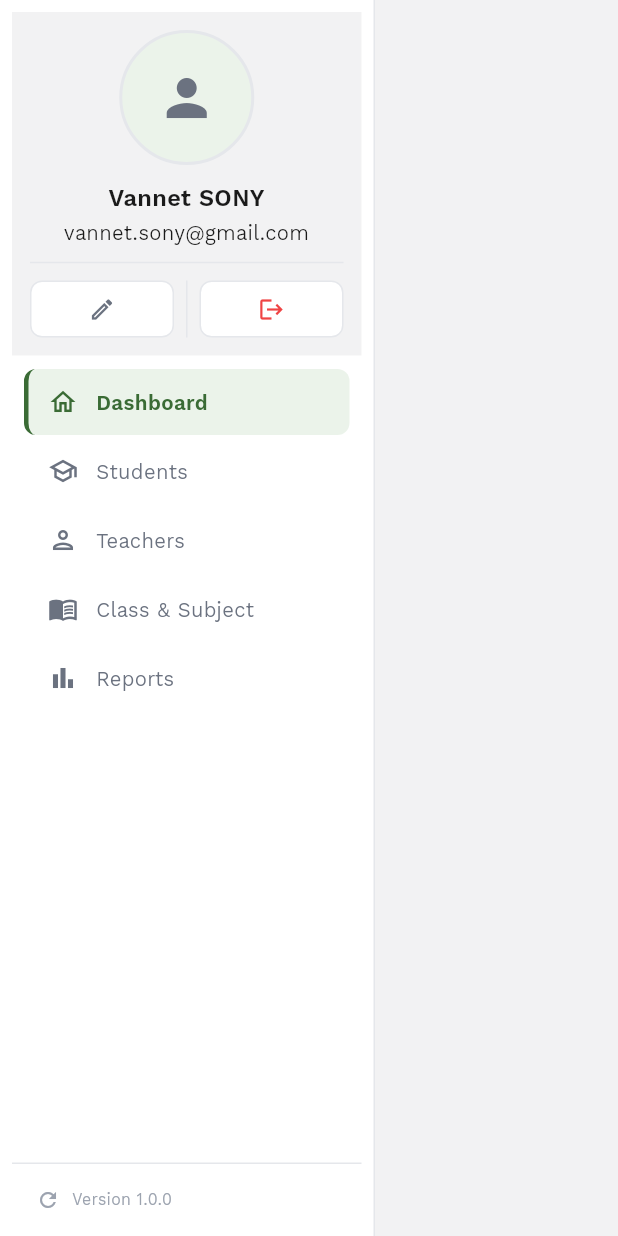
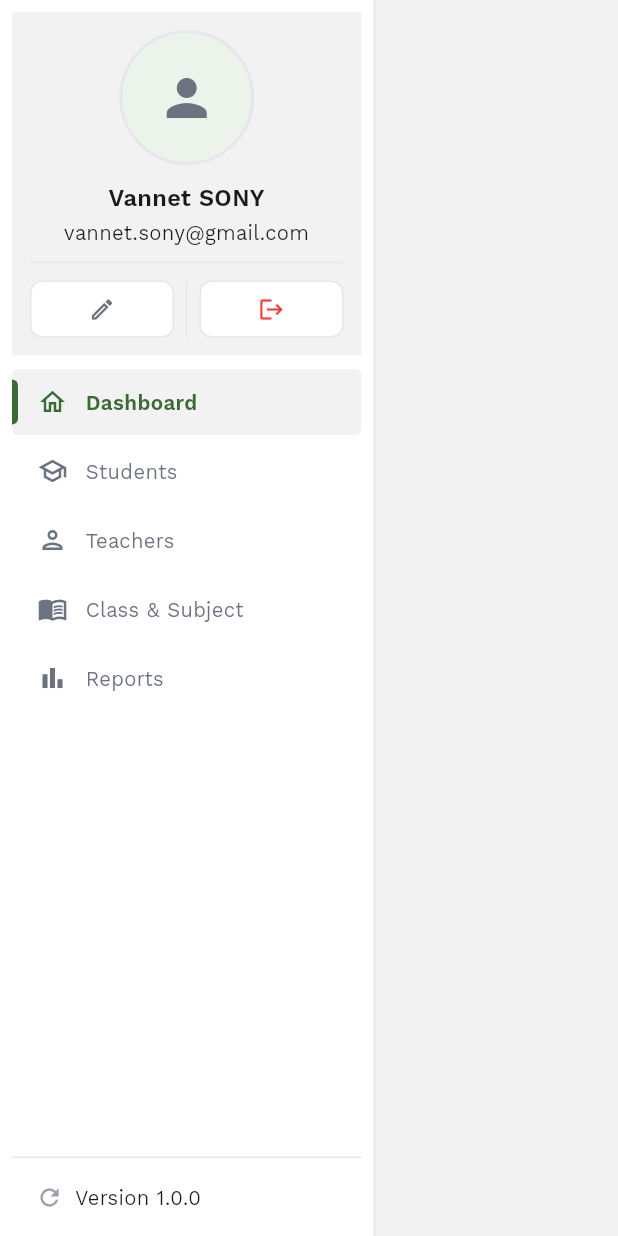
Before and after one commit to vannet911/SchoolM-Project, a Flutter app: the Sidebar widget shown alone on an empty page, opened directly, on a phone screen of 412 x 824 dp. Run offline on Flutter 3.47's test engine with Material 3 defaults, Android fonts, the phone set to English and light mode, and no system bars; network calls fail.

Commit message:
complete sidebar

```diff
--- a/frontend/lib/widgets/sidebar.dart
+++ b/frontend/lib/widgets/sidebar.dart
@@ -163,9 +163,9 @@ class Sidebar extends StatelessWidget {
             ),
             child: Row(
               children: [
-                const Icon(Icons.refresh, size: 16, color: AppColors.textMuted),
+                const Icon(Icons.refresh, size: 18, color: AppColors.textMuted),
                 const SizedBox(width: 8),
-                Text(AppConstants.appVersion, style: AppTextStyles.caption),
+                Text(AppConstants.appVersion, style: AppTextStyles.body),
               ],
             ),
           ),
@@ -204,7 +204,7 @@ class _SidebarActionButton extends StatelessWidget {
   }
 }
 
-class _NavItem extends StatelessWidget {
+class _NavItem extends StatefulWidget {
   final IconData icon;
   final String label;
   final bool isActive;
@@ -218,41 +218,73 @@ class _NavItem extends StatelessWidget {
   });
 
   @override
+  State<_NavItem> createState() => _NavItemState();
+}
+
+class _NavItemState extends State<_NavItem> {
+  bool isHovering = false;
+
+  @override
   Widget build(BuildContext context) {
-    return InkWell(
-      onTap: onTap,
-      child: Container(
+    return Material(
+      color: Colors.transparent,
+      child: InkWell(
+        onTap: widget.onTap,
+        onHover: (hovering) {
+          setState(() => isHovering = hovering);
+        },
+        borderRadius: BorderRadius.circular(4),
+        child: AnimatedContainer(
+          duration: const Duration(milliseconds: 150),
           height: 44,
-        margin: const EdgeInsets.symmetric(horizontal: 8, vertical: 1),
+          margin: const EdgeInsets.symmetric(vertical: 1),
           decoration: BoxDecoration(
-          color: isActive ? AppColors.primarySurface : Colors.transparent,
-          borderRadius: BorderRadius.circular(8),
-          border: Border(
-            left: BorderSide(
-              color: isActive ? AppColors.primary : Colors.transparent,
-              width: 3,
+            color: isHovering
+                ? Colors.black.withOpacity(0.02)
+                : widget.isActive
+                    ? AppColors.background
+                    : Colors.transparent,
+            borderRadius: BorderRadius.circular(4),
+          ),
+          child: Row(
+            children: [
+              Container(
+                width: 4,
+                height: 30,
+                decoration: BoxDecoration(
+                  color: widget.isActive
+                      ? AppColors.primary
+                      : Colors.transparent,
+                  borderRadius: const BorderRadius.only(
+                    topRight: Radius.circular(4),
+                    bottomRight: Radius.circular(4),
                   ),
                 ),
               ),
-        child: Row(
-          children: [
               const SizedBox(width: 13),
               Icon(
-              icon,
+                widget.icon,
                 size: 20,
-              color: isActive ? AppColors.primary : AppColors.textSecondary,
+                color: widget.isActive
+                    ? AppColors.primary
+                    : AppColors.textSecondary,
               ),
               const SizedBox(width: 12),
               Text(
-              label,
+                widget.label,
                 style: AppTextStyles.body.copyWith(
-                color: isActive ? AppColors.primary : AppColors.textSecondary,
-                fontWeight: isActive ? FontWeight.w600 : FontWeight.w400,
+                  color: widget.isActive
+                      ? AppColors.primary
+                      : AppColors.textSecondary,
+                  fontWeight: widget.isActive
+                      ? FontWeight.w600
+                      : FontWeight.w400,
                 ),
               ),
             ],
           ),
         ),
+      ),
     );
   }
 }
--- a/frontend/lib/widgets/top_bar.dart
+++ b/frontend/lib/widgets/top_bar.dart
@@ -49,7 +49,7 @@ class TopBar extends StatelessWidget implements PreferredSizeWidget {
           const SizedBox(width: 8),
           // Settings icon
           _TopBarIconButton(
-            icon: Icons.settings_outlined,
+            icon: Icons.dark_mode_outlined,
             onTap: () {},
           ),
           const SizedBox(width: 12),
```
Lines whose indentation alone changed are shown as unchanged.
